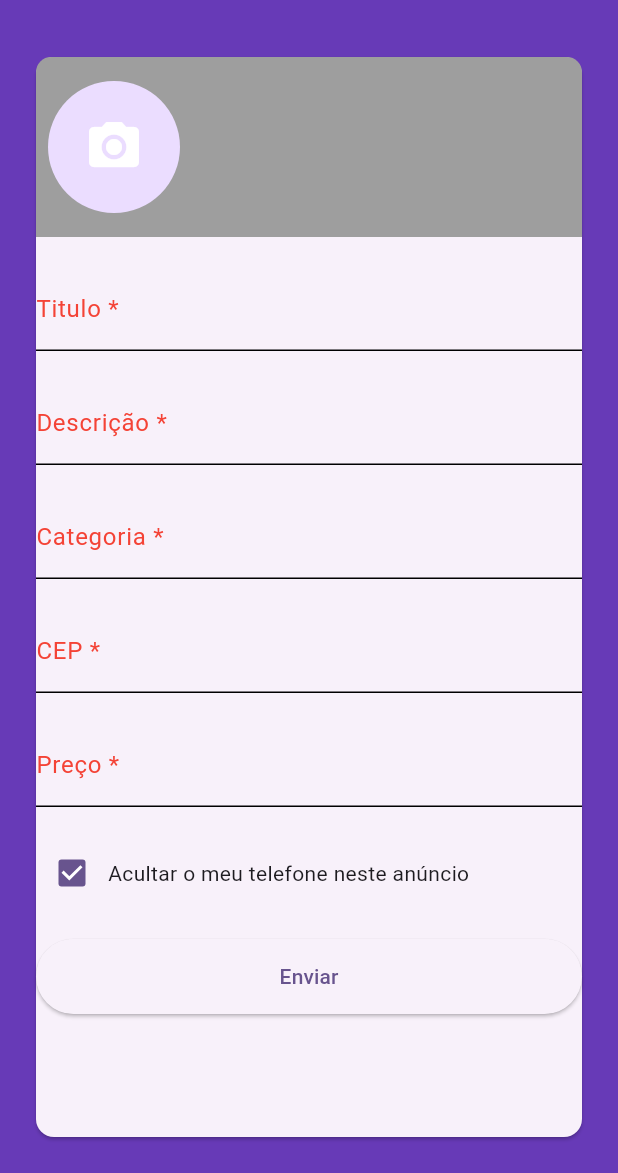
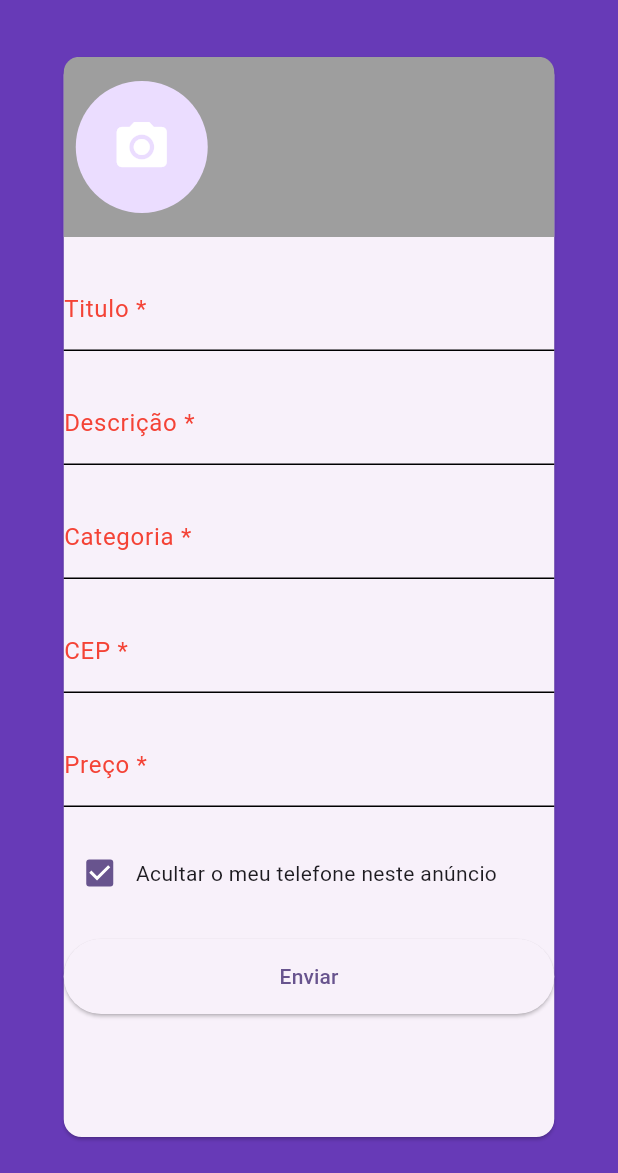
Before and after one commit to rasec23rj/olx_mobx, a Flutter app: the screen it shows after launch, swiped to page 2, on a phone screen of 412 x 824 dp, the part 63-1236 px from its top. Run offline on Flutter 3.47's test engine with Material 3 defaults, Android fonts, the phone set to English and light mode, and no system bars; our stand-ins replace brasil_fields, file_picker, flutter_mobx, get_it, image_cropper, image_picker and 2 more; generated files the repository leaves out were written again.

Commit message:
refactor: ajustes

```diff
--- a/lib/home_page.dart
+++ b/lib/home_page.dart
@@ -37,7 +37,8 @@ class _HomePageState extends State<HomePage> {
   @override
   Widget build(BuildContext context) {
     return SafeArea(
-      child: Scaffold(
+      child: LayoutBuilder(
+        builder: (context, constraints) => Scaffold(
           appBar: AppBar(
             title: Observer(
               builder: (_) {
@@ -45,7 +46,10 @@ class _HomePageState extends State<HomePage> {
               },
             ),
           ),
-        body: PageView(
+          body: Center(
+            child: SizedBox(
+              width: constraints.maxWidth < 600 ? 375 : 600,
+              child: PageView(
                 controller: pageEC,
                 onPageChanged: (value) => mudarTitulo,
                 physics: NeverScrollableScrollPhysics(),
@@ -57,7 +61,10 @@ class _HomePageState extends State<HomePage> {
                   Container(color: Colors.yellow),
                 ],
               ),
+            ),
+          ),
           drawer: customDrawer(context),
+        ),
       ),
     );
   }
--- a/lib/main.dart
+++ b/lib/main.dart
@@ -4,7 +4,7 @@ import 'package:olx_mobx/core/database/database.dart';
 import 'package:olx_mobx/core/session/session_store_user.dart';
 import 'package:olx_mobx/core/utils/my_custom_scroll_behavior.dart';
 import 'package:olx_mobx/home_page.dart';
-import 'package:olx_mobx/pages/anuncios/anuncio_store.dart';
+import 'package:olx_mobx/pages/anuncios/stores/anuncio_store.dart';
 import 'package:olx_mobx/widgets/store/page_store.dart';
 
 Future<void> main() async {
--- a/lib/pages/anuncios/criar_anuncios.dart
+++ b/lib/pages/anuncios/criar_anuncios.dart
@@ -2,7 +2,7 @@ import 'package:brasil_fields/brasil_fields.dart';
 import 'package:flutter/material.dart';
 import 'package:flutter/services.dart';
 import 'package:get_it/get_it.dart';
-import 'package:olx_mobx/pages/anuncios/anuncio_store.dart';
+import 'package:olx_mobx/pages/anuncios/stores/anuncio_store.dart';
 import 'package:olx_mobx/widgets/custom_text_filed.dart';
 import 'package:olx_mobx/widgets/image_field.dart';
 
@@ -18,9 +18,11 @@ class _CriarAnunciosState extends State<CriarAnuncios> {
 
   @override
   Widget build(BuildContext context) {
-    return LayoutBuilder(
+    return SafeArea(
+      child: LayoutBuilder(
         builder: (_, constrains) {
-        return Padding(
+          return Container(
+            width: constrains.maxWidth < 600 ? 375 : 375,
             padding: const EdgeInsets.all(20),
             child: Card(
               // padding: const EdgeInsets.all(10),
@@ -68,6 +70,7 @@ class _CriarAnunciosState extends State<CriarAnuncios> {
             ),
           );
         },
+      ),
     );
   }
 }
--- a/lib/repositories/table_keys.dart
+++ b/lib/repositories/table_keys.dart
@@ -4,3 +4,6 @@ String userEmail = 'email';
 String userCelular = 'celular';
 String userType = 'userType';
 String createdAt = 'createdAt';
+
+String categoryTable = 'Categories';
+String categoryTitle = 'title';
--- a/lib/widgets/image_dialog.dart
+++ b/lib/widgets/image_dialog.dart
@@ -22,7 +22,7 @@ class ImageDialog extends StatelessWidget {
                 Navigator.of(context).pop();
                 onDelete();
               },
-              label: Text('Excluir Images'),
+              label: Text('Excluir Image'),
               icon: Icon(Icons.delete, color: Colors.red),
             ),
           ),
--- a/lib/widgets/image_field.dart
+++ b/lib/widgets/image_field.dart
@@ -2,7 +2,7 @@ import 'package:flutter/material.dart';
 import 'package:flutter_mobx/flutter_mobx.dart';
 import 'package:get_it/get_it.dart';
 
-import 'package:olx_mobx/pages/anuncios/anuncio_store.dart';
+import 'package:olx_mobx/pages/anuncios/stores/anuncio_store.dart';
 import 'package:olx_mobx/widgets/image_dialog.dart';
 import 'package:olx_mobx/widgets/image_source_modal.dart';
 
```
Also changed, not shown: lib/models/category_model.dart (added, +17 -0 lines), lib/repositories/category_repository.dart (added, +21 -0 lines), lib/widgets/image_source_modal.dart (+5 -3 lines), lib/pages/anuncios/stores/anuncio_store.dart (renamed from lib/pages/anuncios/anuncio_store.dart), lib/pages/anuncios/stores/anuncio_store.g.dart (renamed from lib/pages/anuncios/anuncio_store.g.dart). Lines whose indentation alone changed are shown as unchanged.
